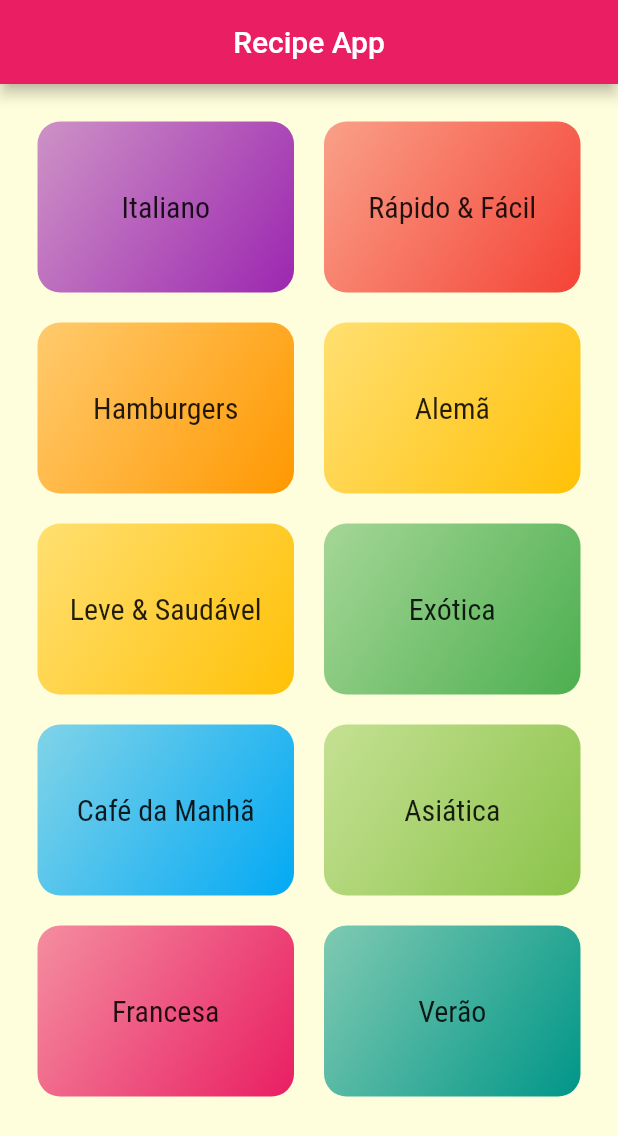
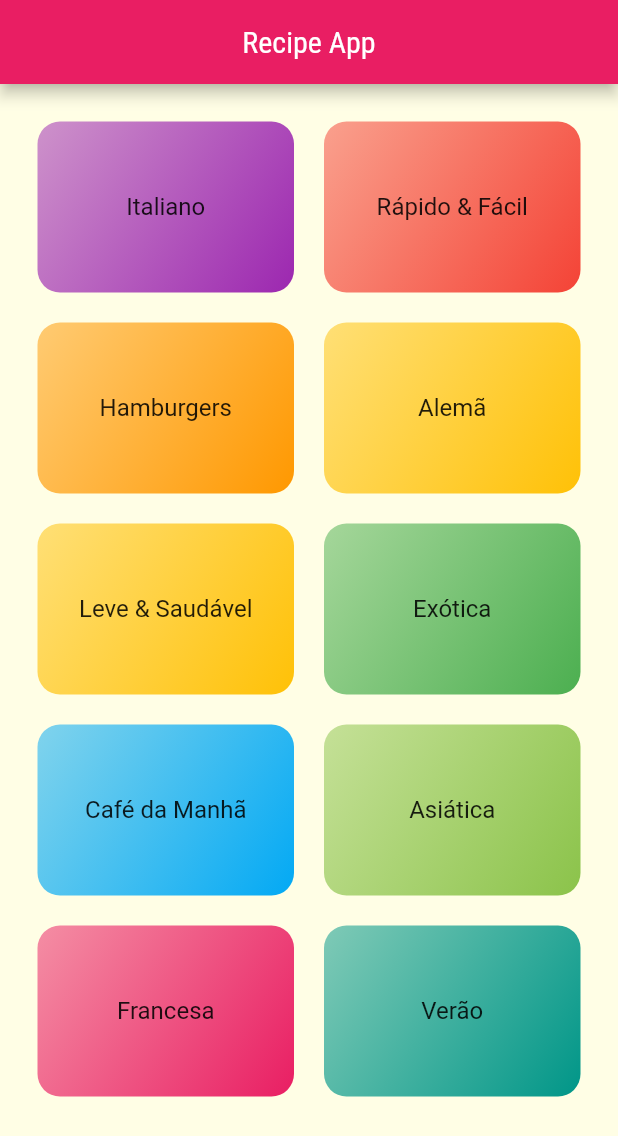
Before and after one commit to SamuelXimenes27/recipeApp, a Flutter app: the screen it shows after launch, on a phone screen of 412 x 824 dp. Shown: the top 1136 px of the screen. Run offline on Flutter 3.47's test engine with Material 2 defaults, Android fonts, the phone set to English and light mode, and no system bars.

Commit message:
Change style title large and add categories meals screen component

```diff
--- a/lib/app/app_widget.dart
+++ b/lib/app/app_widget.dart
@@ -10,16 +10,19 @@ class MyApp extends StatelessWidget {
     return MaterialApp(
       debugShowCheckedModeBanner: false,
       theme: ThemeData(
-          primarySwatch: Colors.pink,
-          secondaryHeaderColor: Colors.amber,
-          fontFamily: 'Raleway',
-          textTheme: ThemeData.light().textTheme.copyWith(
-                titleMedium: const TextStyle(
-                  fontSize: 20,
-                  fontFamily: 'RobotoCondensed',
-                ),
+        colorScheme: ColorScheme.fromSwatch().copyWith(
+          primary: Colors.pink,
+          secondary: Colors.amber,
+        ),
+        canvasColor: const Color.fromRGBO(255, 254, 229, 1),
+        fontFamily: 'Raleway',
+        textTheme: ThemeData.light().textTheme.copyWith(
+              titleLarge: const TextStyle(
+                fontSize: 20,
+                fontFamily: 'RobotoCondensed',
               ),
-          canvasColor: const Color.fromRGBO(255, 254, 220, 1)),
+            ),
+      ),
       home: const MyHomePage(),
     );
   }
--- a/lib/app/components/category_item.dart
+++ b/lib/app/components/category_item.dart
@@ -1,4 +1,5 @@
 import 'package:flutter/material.dart';
+import 'package:meals/app/screens/categories_meals_screen.dart';
 
 import '../models/category.dart';
 
@@ -10,9 +11,25 @@ class CategoryItem extends StatelessWidget {
     this.category,
   });
 
+  void _selectCategory(BuildContext context) {
+    Navigator.of(context).push(
+      MaterialPageRoute(
+        builder: (_) {
+          return CategoriesMealsScreen(
+            category: category,
+          );
+        },
+      ),
+    );
+  }
+
   @override
   Widget build(BuildContext context) {
-    return Container(
+    return InkWell(
+      onTap: () => _selectCategory(context),
+      splashColor: Theme.of(context).primaryColor,
+      borderRadius: BorderRadius.circular(15),
+      child: Container(
         decoration: BoxDecoration(
           borderRadius: BorderRadius.circular(15),
           gradient: LinearGradient(colors: [
@@ -26,6 +43,7 @@ class CategoryItem extends StatelessWidget {
             style: Theme.of(context).textTheme.titleMedium,
           ),
         ),
+      ),
     );
   }
 }
```
Also changed, not shown: lib/app/screens/categories_meals_screen.dart (added, +23 -0 lines). Lines whose indentation alone changed are shown as unchanged.
